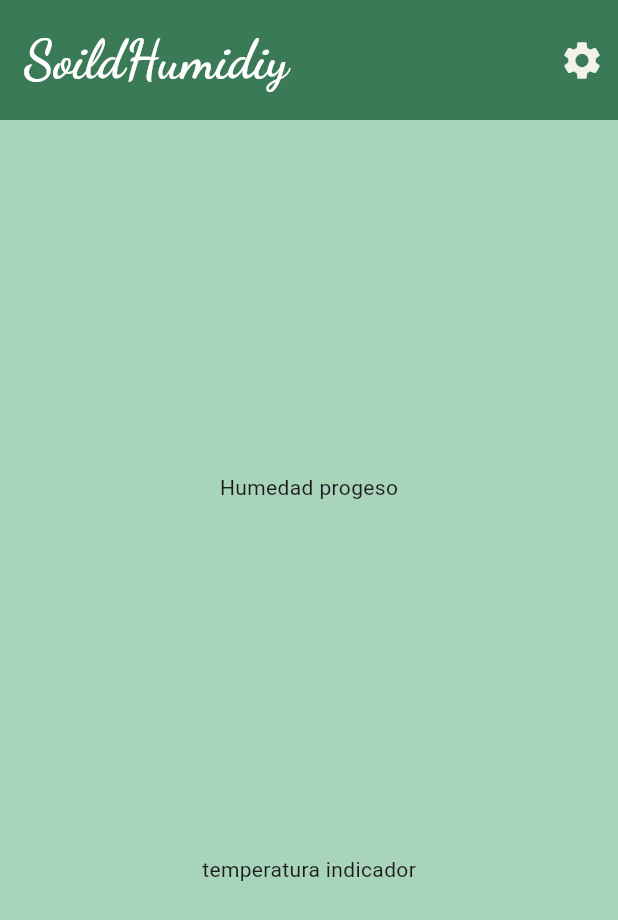
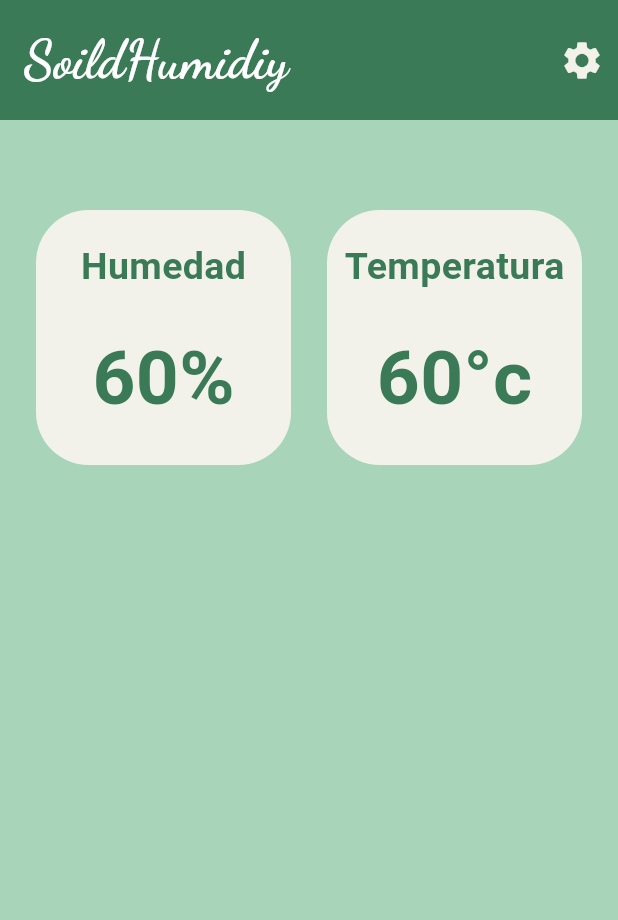
Before and after one commit to Gh0stvil/Soil_himidity_app, a Flutter app: the screen it shows after launch, on a phone screen of 412 x 824 dp. Shown: the top 920 px of the screen. Run offline on Flutter 3.47's test engine with Material 3 defaults, Android fonts, the phone set to English and light mode, and no system bars; our stand-ins replace google_fonts; Roboto replaces fonts that are missing (Abel).

Commit message:
humedad y temperatura witget

```diff
--- a/lib/main.dart
+++ b/lib/main.dart
@@ -16,7 +16,7 @@ class MainApp extends StatelessWidget {
       debugShowCheckedModeBanner: false,
       home: Scaffold(
         backgroundColor: ColorMyApp.backgroundColor,
-        body:HomePage()
+        body: HomePage(),
         //Login(),
       ),
     );
--- a/lib/ui/screens/home_page.dart
+++ b/lib/ui/screens/home_page.dart
@@ -1,7 +1,8 @@
+import 'dart:nativewrappers/_internal/vm/lib/math_patch.dart';
+
 import 'package:flutter/material.dart';
 import 'package:google_fonts/google_fonts.dart';
 import 'package:soul_humidity_app/ui/aparience_app.dart';
-
 
 class HomePage extends StatefulWidget {
   const HomePage({super.key});
@@ -16,21 +17,50 @@ class _HomePageState extends State<HomePage> {
     return Scaffold(
       backgroundColor: ColorMyApp.backgroundColor,
       appBar: AppBar(
-        title: Text('SoildHumidiy',style: TextStyle(color: Colors.white,fontSize: 35, fontWeight: FontWeight.bold, fontFamily: GoogleFonts.dancingScript().fontFamily)),
+        title: Text(
+          'SoildHumidiy',
+          style: TextStyle(
+            color: Colors.white,
+            fontSize: 35,
+            fontWeight: FontWeight.bold,
+            fontFamily: GoogleFonts.dancingScript().fontFamily,
+          ),
+        ),
         backgroundColor: ColorMyApp.accentColor,
         toolbarHeight: 80,
-       actions: [IconButton(
-          icon: Icon(Icons.settings, color:ColorMyApp.secondaryColor, size: 30),
-          onPressed: () {
-            // Acción al presionar el botón de configuración
-          },
-        ),],
-        ),
-        body: Humidity(),
-        );
+        actions: [SettingBotton()],
+      ),
+      body: Column(
+        children: [
+          Padding(padding: EdgeInsets.only(top: 60)),
+          Row(
+            mainAxisAlignment: MainAxisAlignment.spaceEvenly,
+            children: [Humidity(), Temperatura()],
+          ),
+        ],
+      ),
+    );
   }
 }
 
+/// Widget para el botón de configuración
+/// que se encuentra en la parte superior derecha de la pantalla.
+class SettingBotton extends StatelessWidget {
+  const SettingBotton({super.key});
+
+  @override
+  Widget build(BuildContext context) {
+    return IconButton(
+      icon: Icon(Icons.settings, color: ColorMyApp.secondaryColor, size: 30),
+      onPressed: () {
+        // Acción al presionar el botón de configuración
+      },
+    );
+  }
+}
+
+/// Widget que representa la pantalla principal de la aplicación
+/// donde se muestra la humedad y la temperatura.
 class Humidity extends StatefulWidget {
   const Humidity({super.key});
 
@@ -38,31 +68,93 @@ class Humidity extends StatefulWidget {
   State<Humidity> createState() => _HumidityState();
 }
 
-class _HumidityState extends State<Humidity>
-    with SingleTickerProviderStateMixin {
-  late AnimationController _controller;
+class _HumidityState extends State<Humidity> {
+  @override
+  Widget build(BuildContext context) {
+    return Container(
+      width: 170,
+      height: 170,
+      decoration: BoxDecoration(
+        color: ColorMyApp.secondaryColor,
+        borderRadius: BorderRadius.circular(35),
+      ),
+      child: Column(
+        children: [
+          Padding(
+            padding: const EdgeInsets.only(top: 20),
+            child: Text(
+              'Humedad',
+              style: TextStyle(
+                color: ColorMyApp.accentColor,
+                fontSize: 25,
+                fontWeight: FontWeight.bold,
+                fontFamily: GoogleFonts.abel().fontFamily,
+              ),
+            ),
+          ),
+          Padding(
+            padding: const EdgeInsets.only(top: 20),
+            child: Text(
+              '60%',
+              style: TextStyle(
+                color: ColorMyApp.accentColor,
+                fontSize: 50,
+                fontWeight: FontWeight.bold,
+                fontFamily: GoogleFonts.abel().fontFamily,
+              ),
+            ),
+          ),
+        ],
+      ),
+    );
+  }
+}
+
+class Temperatura extends StatefulWidget {
+  const Temperatura({super.key});
 
   @override
-  void initState() {
-    super.initState();
-    _controller = AnimationController(vsync: this);
-  }
+  State<Temperatura> createState() => _TemperaturaState();
+}
 
-  @override
-  void dispose() {
-    _controller.dispose();
-    super.dispose();
-  }
-
+class _TemperaturaState extends State<Temperatura> {
   @override
   Widget build(BuildContext context) {
-    return Center(child: Column(
-      mainAxisAlignment: MainAxisAlignment.spaceEvenly,
-
-      children: [
-       Text("Humedad progeso"),
-        Text("temperatura indicador"),
-      ],
-    ));
+    return Container(
+      width: 170,
+      height: 170,
+      decoration: BoxDecoration(
+        color: ColorMyApp.secondaryColor,
+        borderRadius: BorderRadius.circular(35),
+      ),
+      child: Column(
+        children: [
+          Padding(
+            padding: const EdgeInsets.only(top: 20),
+            child: Text(
+              'Temperatura',
+              style: TextStyle(
+                color: ColorMyApp.accentColor,
+                fontSize: 25,
+                fontWeight: FontWeight.bold,
+                fontFamily: GoogleFonts.abel().fontFamily,
+              ),
+            ),
+          ),
+          Padding(
+            padding: const EdgeInsets.only(top: 20),
+            child: Text(
+              '60°c',
+              style: TextStyle(
+                color: ColorMyApp.accentColor,
+                fontSize: 50,
+                fontWeight: FontWeight.bold,
+                fontFamily: GoogleFonts.abel().fontFamily,
+              ),
+            ),
+          ),
+        ],
+      ),
+    );
   }
 }
```
